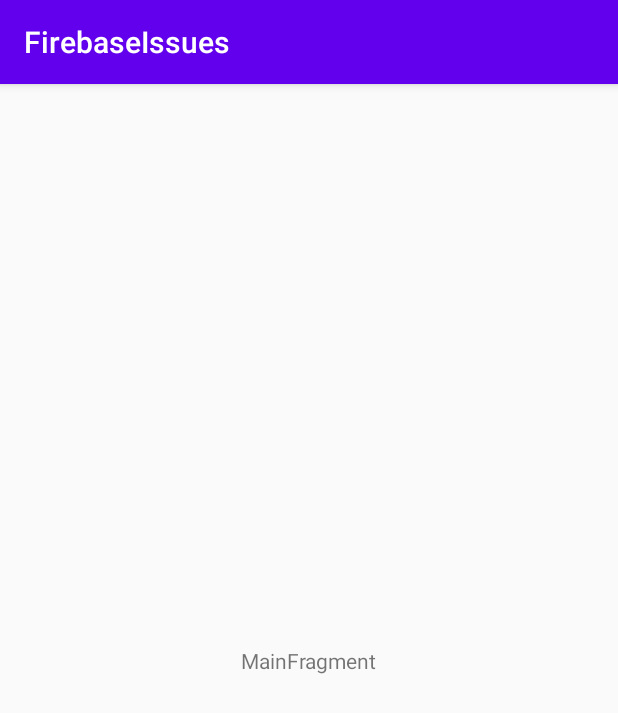
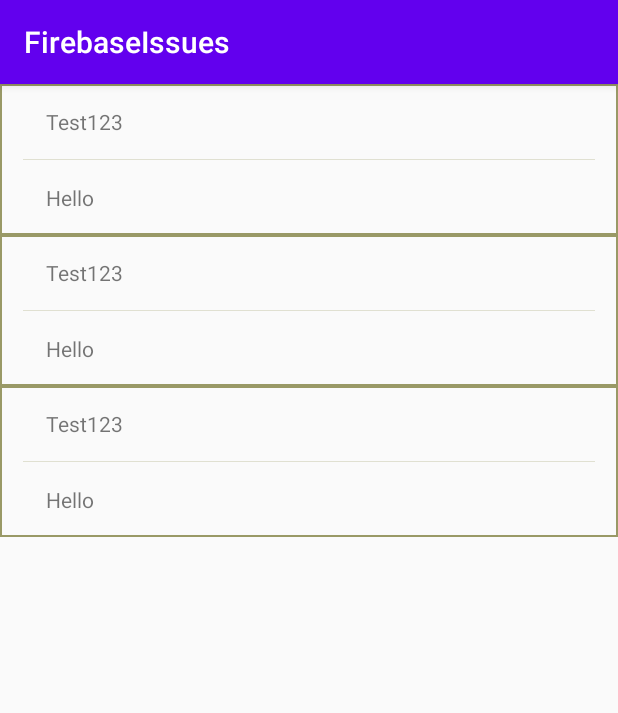
Before and after one commit to imvishi/Firebase-Ios-sdk-Issue, an Android app: the screen it shows after launch (MainActivity), on a phone screen of 412 x 824 dp. Shown: the top 713 px of the screen. Run offline under Robolectric (Android 15) with nearby library versions, the phone set to English and light mode, and no system bars.

Commit message:
Added UI to show list of Issues
- Added issueAdapter to render the list of Issues
- Added Ui for issues

```diff
--- a/app/build.gradle
+++ b/app/build.gradle
@@ -33,6 +33,7 @@ dependencies {
     implementation 'androidx.constraintlayout:constraintlayout:1.1.3'
     implementation 'androidx.lifecycle:lifecycle-extensions:2.2.0'
     implementation 'androidx.lifecycle:lifecycle-viewmodel-ktx:2.2.0'
+    implementation "androidx.recyclerview:recyclerview:1.1.0"
     testImplementation 'junit:junit:4.12'
     androidTestImplementation 'androidx.test.ext:junit:1.1.1'
     androidTestImplementation 'androidx.test.espresso:espresso-core:3.2.0'
--- /dev/null
+++ b/app/src/main/java/com/example/firebaseissues/Data/IssueDataModel.kt
@@ -0,0 +1,13 @@
+package com.example.firebaseissues.Data
+
+import java.io.FileDescriptor
+
+/**
+ * Data model to hold the issue related data
+ * @param title : the title of the issue
+ * @param descriptor : the description of the issue
+ */
+data class IssueDataModel(
+    val title: String,
+    val descriptor: String
+)
--- /dev/null
+++ b/app/src/main/java/com/example/firebaseissues/Data/IssueDataProvider.kt
@@ -0,0 +1,11 @@
+package com.example.firebaseissues.Data
+
+/**
+ * Data Provider class responsible to provide firebase Issue
+ */
+class IssueDataProvider() {
+
+    fun getIssue() {
+
+    }
+}
--- a/app/src/main/java/com/example/firebaseissues/MainActivity.kt
+++ b/app/src/main/java/com/example/firebaseissues/MainActivity.kt
@@ -2,7 +2,7 @@ package com.example.firebaseissues
 
 import androidx.appcompat.app.AppCompatActivity
 import android.os.Bundle
-import com.example.firebaseissues.ui.main.MainFragment
+import com.example.firebaseissues.ui.main.IssueListFragment
 
 class MainActivity : AppCompatActivity() {
 
@@ -11,7 +11,7 @@ class MainActivity : AppCompatActivity() {
         setContentView(R.layout.main_activity)
         if (savedInstanceState == null) {
             supportFragmentManager.beginTransaction()
-                    .replace(R.id.container, MainFragment.newInstance())
+                    .replace(R.id.container, IssueListFragment.newInstance())
                     .commitNow()
         }
     }
--- /dev/null
+++ b/app/src/main/java/com/example/firebaseissues/ui/main/IssueAdapter.kt
@@ -0,0 +1,50 @@
+package com.example.firebaseissues.ui.main
+
+import android.content.Context
+import android.view.LayoutInflater
+import android.view.View
+import android.view.ViewGroup
+import androidx.recyclerview.widget.RecyclerView
+import com.example.firebaseissues.Data.IssueDataModel
+import com.example.firebaseissues.R
+import com.example.firebaseissues.ui.main.IssueAdapter.IssueViewHolder
+import kotlinx.android.synthetic.main.issue_view.view.*
+
+/**
+ * Adapter used to render the list of Firebase issues
+ */
+class IssueAdapter(val context: Context): RecyclerView.Adapter<IssueViewHolder>() {
+
+    private lateinit var dataModel: List<IssueDataModel>
+
+    /**
+     * method to set the list of all the issues that will be render on screen
+     * @param models: the list of all the known issues
+     */
+    fun setIssueDataModel(models: List<IssueDataModel>) {
+        dataModel = models
+        notifyDataSetChanged()
+    }
+
+
+    override fun onCreateViewHolder(parent: ViewGroup, viewType: Int): IssueViewHolder {
+        val view = LayoutInflater.from(context).inflate(R.layout.issue_view, parent, false)
+        return IssueViewHolder(view)
+    }
+
+    override fun getItemCount() = dataModel.size
+
+    override fun onBindViewHolder(holder: IssueViewHolder, position: Int) {
+        holder.bind(dataModel[position])
+    }
+
+    class IssueViewHolder(view: View) : RecyclerView.ViewHolder(view) {
+        val title = view.titleText
+        val description = view.descriptionText
+
+        fun bind(model: IssueDataModel) {
+            title.text = model.title
+            description.text = model.descriptor
+        }
+    }
+}
--- /dev/null
+++ b/app/src/main/java/com/example/firebaseissues/ui/main/IssueListFragment.kt
@@ -0,0 +1,49 @@
+package com.example.firebaseissues.ui.main
+
+import android.os.Bundle
+import androidx.fragment.app.Fragment
+import android.view.LayoutInflater
+import android.view.View
+import android.view.ViewGroup
+import androidx.lifecycle.ViewModelProvider
+import androidx.recyclerview.widget.LinearLayoutManager
+import com.example.firebaseissues.Data.IssueDataModel
+import com.example.firebaseissues.R
+import kotlinx.android.synthetic.main.issue_fragment.*
+
+class IssueListFragment : Fragment() {
+
+    companion object {
+        fun newInstance() = IssueListFragment()
+    }
+
+    private lateinit var viewModel: IssueViewModel
+    private lateinit var issueAdapter: IssueAdapter
+
+    override fun onCreate(savedInstanceState: Bundle?) {
+        super.onCreate(savedInstanceState)
+        viewModel = ViewModelProvider(this).get(IssueViewModel::class.java)
+        issueAdapter = IssueAdapter(requireContext())
+    }
+
+    override fun onCreateView(
+        inflater: LayoutInflater,
+        container: ViewGroup?,
+        savedInstanceState: Bundle?
+    ) = inflater.inflate(R.layout.issue_fragment, container, false)
+
+    override fun onViewCreated(view: View, savedInstanceState: Bundle?) {
+        super.onViewCreated(view, savedInstanceState)
+        issueAdapter.setIssueDataModel(mockIssue())
+        issuesRecycleview.apply {
+            adapter = issueAdapter
+            layoutManager = LinearLayoutManager(requireContext())
+        }
+    }
+
+    fun mockIssue() = mutableListOf<IssueDataModel>().apply {
+        add(IssueDataModel("Test123", "Hello"))
+        add(IssueDataModel("Test123", "Hello"))
+        add(IssueDataModel("Test123", "Hello"))
+    }
+}
--- a/app/src/main/java/com/example/firebaseissues/ui/main/MainViewModel.kt
+++ b/app/src/main/java/com/example/firebaseissues/ui/main/IssueViewModel.kt
@@ -2,6 +2,6 @@ package com.example.firebaseissues.ui.main
 
 import androidx.lifecycle.ViewModel
 
-class MainViewModel : ViewModel() {
+class IssueViewModel : ViewModel() {
     // TODO: Implement the ViewModel
 }
--- a/app/src/main/java/com/example/firebaseissues/ui/main/MainFragment.kt
+++ /dev/null
@@ -1,30 +0,0 @@
-package com.example.firebaseissues.ui.main
-
-import androidx.lifecycle.ViewModelProviders
-import android.os.Bundle
-import androidx.fragment.app.Fragment
-import android.view.LayoutInflater
-import android.view.View
-import android.view.ViewGroup
-import com.example.firebaseissues.R
-
-class MainFragment : Fragment() {
-
-    companion object {
-        fun newInstance() = MainFragment()
-    }
-
-    private lateinit var viewModel: MainViewModel
-
-    override fun onCreateView(inflater: LayoutInflater, container: ViewGroup?,
-                              savedInstanceState: Bundle?): View {
-        return inflater.inflate(R.layout.main_fragment, container, false)
-    }
-
-    override fun onActivityCreated(savedInstanceState: Bundle?) {
-        super.onActivityCreated(savedInstanceState)
-        viewModel = ViewModelProviders.of(this).get(MainViewModel::class.java)
-        // TODO: Use the ViewModel
-    }
-
-}
--- /dev/null
+++ b/app/src/main/res/drawable/issues_view_drawable.xml
@@ -0,0 +1,6 @@
+<shape xmlns:android="http://schemas.android.com/apk/res/android"
+    android:shape="rectangle">
+    <stroke
+        android:width="1dp"
+        android:color="@color/colorIssuesBorder" />
+</shape>
--- /dev/null
+++ b/app/src/main/res/layout/issue_fragment.xml
@@ -0,0 +1,14 @@
+<?xml version="1.0" encoding="utf-8"?>
+<LinearLayout xmlns:android="http://schemas.android.com/apk/res/android"
+    xmlns:tools="http://schemas.android.com/tools"
+    android:id="@+id/main"
+    android:layout_width="match_parent"
+    android:layout_height="match_parent"
+    tools:context=".ui.main.IssueListFragment">
+
+    <androidx.recyclerview.widget.RecyclerView
+        android:id="@+id/issuesRecycleview"
+        android:layout_width="match_parent"
+        android:layout_height="wrap_content" />
+
+</LinearLayout>
--- /dev/null
+++ b/app/src/main/res/layout/issue_view.xml
@@ -0,0 +1,33 @@
+<?xml version="1.0" encoding="utf-8"?>
+<LinearLayout xmlns:android="http://schemas.android.com/apk/res/android"
+    android:layout_width="match_parent"
+    android:layout_height="wrap_content"
+    android:background="@drawable/issues_view_drawable"
+    android:orientation="vertical">
+
+    <TextView
+        android:id="@+id/titleText"
+        android:layout_width="wrap_content"
+        android:layout_height="wrap_content"
+        android:layout_margin="@dimen/issue_list_margin"
+        android:paddingStart="@dimen/issue_list_padding"
+        android:paddingLeft="@dimen/issue_list_padding"
+        android:text="Title" />
+
+    <View
+        android:layout_width="match_parent"
+        android:layout_height="0.5dp"
+        android:layout_marginLeft="@dimen/issue_list_padding"
+        android:layout_marginRight="@dimen/issue_list_padding"
+        android:background="@color/colorDivider" />
+
+    <TextView
+        android:id="@+id/descriptionText"
+        android:layout_width="wrap_content"
+        android:layout_height="wrap_content"
+        android:layout_margin="@dimen/issue_list_margin"
+        android:paddingStart="@dimen/issue_list_padding"
+        android:paddingLeft="@dimen/issue_list_padding"
+        android:text="Description" />
+
+</LinearLayout>
--- a/app/src/main/res/layout/main_fragment.xml
+++ /dev/null
@@ -1,20 +0,0 @@
-<?xml version="1.0" encoding="utf-8"?>
-<androidx.constraintlayout.widget.ConstraintLayout xmlns:android="http://schemas.android.com/apk/res/android"
-    xmlns:app="http://schemas.android.com/apk/res-auto"
-    xmlns:tools="http://schemas.android.com/tools"
-    android:id="@+id/main"
-    android:layout_width="match_parent"
-    android:layout_height="match_parent"
-    tools:context=".ui.main.MainFragment">
-
-    <TextView
-        android:id="@+id/message"
-        android:layout_width="wrap_content"
-        android:layout_height="wrap_content"
-        android:text="MainFragment"
-        app:layout_constraintBottom_toBottomOf="parent"
-        app:layout_constraintEnd_toEndOf="parent"
-        app:layout_constraintStart_toStartOf="parent"
-        app:layout_constraintTop_toTopOf="parent" />
-
-</androidx.constraintlayout.widget.ConstraintLayout>
--- a/app/src/main/res/values/colors.xml
+++ b/app/src/main/res/values/colors.xml
@@ -3,4 +3,6 @@
     <color name="colorPrimary">#6200EE</color>
     <color name="colorPrimaryDark">#3700B3</color>
     <color name="colorAccent">#03DAC5</color>
+    <color name="colorDivider">#e0e0d1</color>
+    <color name="colorIssuesBorder">#999966</color>
 </resources>
--- /dev/null
+++ b/app/src/main/res/values/dimen.xml
@@ -0,0 +1,5 @@
+<?xml version="1.0" encoding="utf-8"?>
+<resources>
+    <dimen name="issue_list_padding">15dp</dimen>
+    <dimen name="issue_list_margin">15dp</dimen>
+</resources>
```
